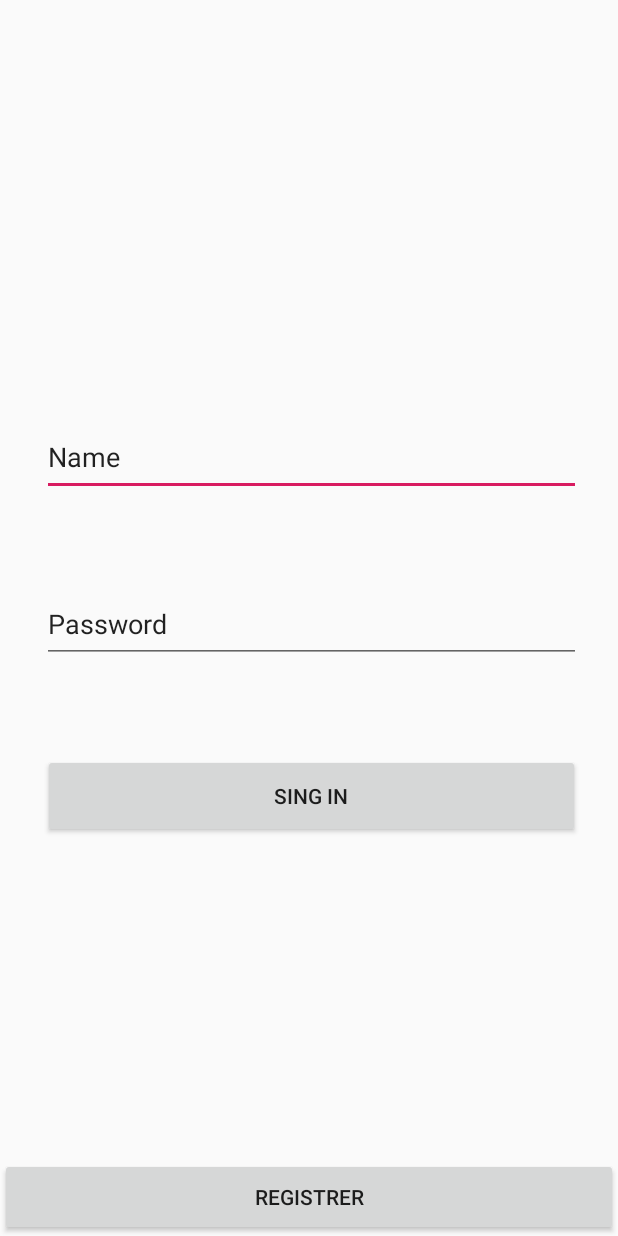
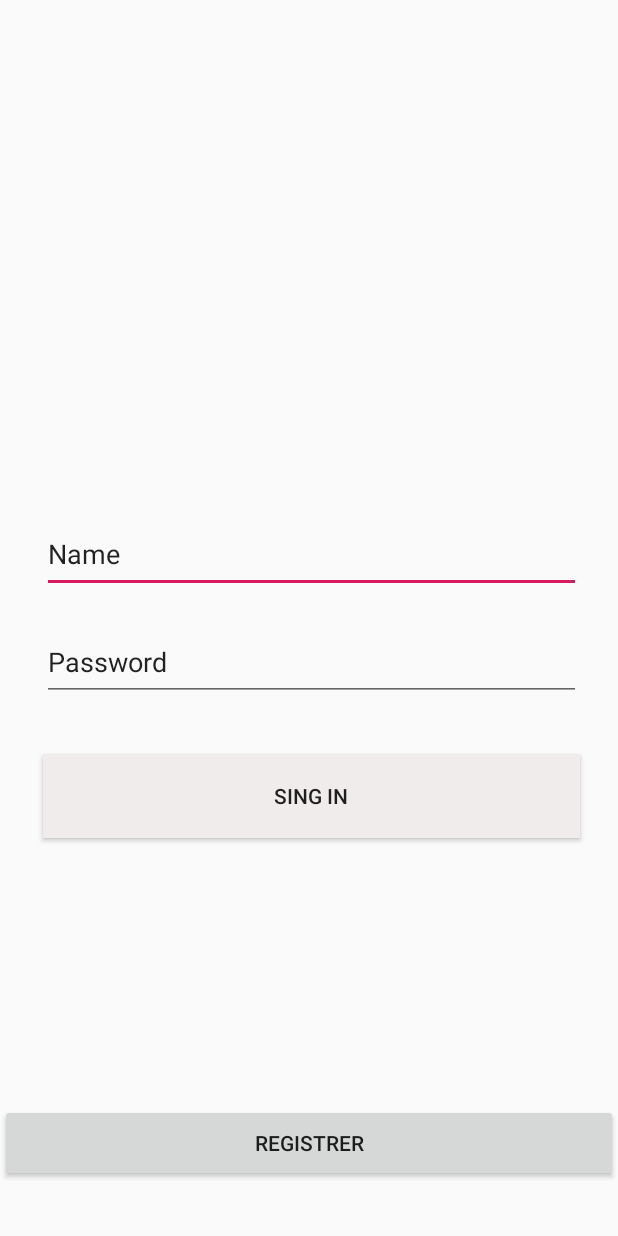
Before and after one commit to SomHackathon2020/somhackathon2020-oconhache, an Android app: the screen it shows after launch (MainActivity), on a phone screen of 412 x 824 dp. Run offline under Robolectric (Android 15) with nearby library versions, the phone set to English and light mode, and no system bars.

Commit message:
Merge branch 'develop' of https://github.com/SomHackathon2020/somhackathon2020-oconhache into develop
# Conflicts:
#	app/src/main/res/mipmap-anydpi-v26/ic_launcher.xml
#	app/src/main/res/mipmap-anydpi-v26/ic_launcher_round.xml

```diff
--- a/app/src/main/java/com/example/oconh/Logo.java
+++ b/app/src/main/java/com/example/oconh/Logo.java
@@ -20,6 +20,11 @@
         String entrado="";
         Intent ii=new Intent(getApplicationContext(), MainActivity.class);
         ii.putExtra("name", entrado);
+        try {
+            Thread.sleep(1200);
+        } catch (InterruptedException e) {
+            e.printStackTrace();
+        }
         startActivity(ii);
 
     }
--- a/app/src/main/java/com/example/oconh/SingUpActivity.java
+++ b/app/src/main/java/com/example/oconh/SingUpActivity.java
@@ -5,6 +5,7 @@
 import android.view.View;
 import android.widget.Button;
 import android.widget.EditText;
+import android.widget.ImageView;
 
 public class SingUpActivity extends Activity {
 
@@ -15,6 +16,7 @@
     private EditText user_phone;
     private EditText user_mail;
     private Button register;
+    private ImageView imageView;
 
     private UserService userService = new UserService();
 
--- a/app/src/main/res/layout/activity_login.xml
+++ b/app/src/main/res/layout/activity_login.xml
@@ -4,6 +4,7 @@
     xmlns:tools="http://schemas.android.com/tools"
     android:layout_width="match_parent"
     android:layout_height="match_parent"
+
     android:orientation="vertical">
 
     <Button
@@ -15,6 +16,7 @@
         android:layout_marginEnd="25dp"
         android:layout_marginRight="25dp"
         android:layout_marginBottom="265dp"
+        android:background="#F1ECEC"
         android:text="Sing in"
         android:visibility="visible"
         app:layout_constraintBottom_toBottomOf="parent"
@@ -28,10 +30,9 @@
         android:layout_height="52dp"
         android:layout_marginStart="28dp"
         android:layout_marginLeft="28dp"
-        android:layout_marginTop="145dp"
         android:layout_marginEnd="24dp"
         android:layout_marginRight="24dp"
-        android:layout_marginBottom="17dp"
+        android:layout_marginBottom="20dp"
         android:ems="10"
         android:inputType="textPersonName"
         android:text="Name"
@@ -39,7 +40,6 @@
         app:layout_constraintEnd_toEndOf="parent"
         app:layout_constraintHorizontal_bias="0.0"
         app:layout_constraintStart_toStartOf="parent"
-        app:layout_constraintTop_toBottomOf="@+id/imageView3"
         tools:text="Nombre de usuario" />
 
     <EditText
@@ -48,7 +48,6 @@
         android:layout_height="52dp"
         android:layout_marginStart="28dp"
         android:layout_marginLeft="28dp"
-        android:layout_marginTop="17dp"
         android:layout_marginEnd="25dp"
         android:layout_marginRight="25dp"
         android:layout_marginBottom="35dp"
@@ -57,25 +56,25 @@
         android:text="Password"
         app:layout_constraintBottom_toTopOf="@+id/singin"
         app:layout_constraintEnd_toEndOf="parent"
+        app:layout_constraintHorizontal_bias="0.0"
         app:layout_constraintStart_toStartOf="parent"
-        app:layout_constraintTop_toBottomOf="@+id/name"
         tools:text="Contraseña" />
 
     <Button
         android:id="@+id/singup"
         android:layout_width="412dp"
         android:layout_height="52dp"
+        android:layout_marginBottom="36dp"
         android:text="registrer"
         app:layout_constraintBottom_toBottomOf="parent"
         app:layout_constraintEnd_toEndOf="parent"
+        app:layout_constraintHorizontal_bias="0.0"
         app:layout_constraintStart_toStartOf="parent"
         tools:text="No tienes una cuenta? Regístrate" />
 
-    <ImageView
-        android:id="@+id/imageView3"
-        android:layout_width="418dp"
-        android:layout_height="108dp"
-        app:srcCompat="@color/amarillo"
-        tools:layout_editor_absoluteX="-6dp"
-        tools:layout_editor_absoluteY="1dp" />
+
+
+
+
+
 </androidx.constraintlayout.widget.ConstraintLayout>
```
